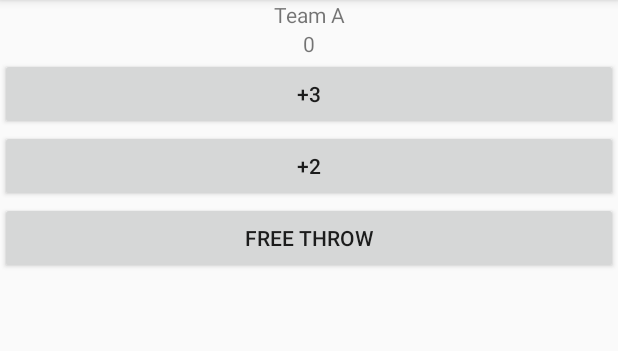
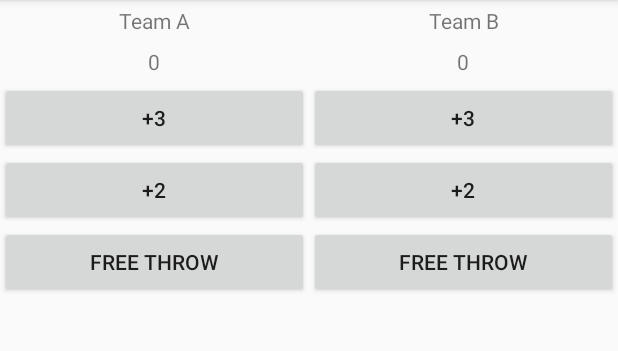
Before and after one commit to ahtaufiiq/Portfolio-Android, an Android app: the screen it shows after launch (MainActivity), on a phone screen of 412 x 824 dp, the part 84-435 px from its top. Run offline under Robolectric (Android 15) with nearby library versions, the light colour scheme and no system bars.

Commit message:
add Funnction Plus Button

```diff
--- a/Udacity Course/Basics User Interfaces/CourtCounter/app/src/main/java/ataufiq/com/courtcounter/MainActivity.java
+++ b/Udacity Course/Basics User Interfaces/CourtCounter/app/src/main/java/ataufiq/com/courtcounter/MainActivity.java
@@ -2,12 +2,60 @@ package ataufiq.com.courtcounter;
 
 import android.support.v7.app.AppCompatActivity;
 import android.os.Bundle;
+import android.view.View;
+import android.widget.TextView;
 
 public class MainActivity extends AppCompatActivity {
+
+    TextView scoreATxt,scoreBTxt;
+    int scoreTeamA,scoreTeamB;
 
     @Override
     protected void onCreate(Bundle savedInstanceState) {
         super.onCreate(savedInstanceState);
         setContentView(R.layout.activity_main);
+
+        scoreATxt=findViewById(R.id.score_a_txt);
+        scoreBTxt=findViewById(R.id.score_b_txt);
+    }
+
+    public void displayScoreA(int score){
+     scoreATxt.setText(""+score);
+    }
+
+    public void plus3TeamA(View v){
+        scoreTeamA+=3;
+        displayScoreA(scoreTeamA);
+    }
+
+    public void plus2TeamA(View v){
+        scoreTeamA+=2;
+        displayScoreA(scoreTeamA);
+    }
+
+    public void plus1TeamA(View v){
+        scoreTeamA++;
+        displayScoreA(scoreTeamA);
+    }
+
+    //------------------------------------------
+
+    public void displayScoreB(int score){
+        scoreBTxt.setText(""+score);
+    }
+
+    public void plus3TeamB(View v){
+        scoreTeamB+=3;
+        displayScoreB(scoreTeamB);
+    }
+
+    public void plus2TeamB(View v){
+        scoreTeamB+=2;
+        displayScoreB(scoreTeamB);
+    }
+
+    public void plus1TeamB(View v){
+        scoreTeamB++;
+        displayScoreB(scoreTeamB);
     }
 }
--- a/Udacity Course/Basics User Interfaces/CourtCounter/app/src/main/res/layout/activity_main.xml
+++ b/Udacity Course/Basics User Interfaces/CourtCounter/app/src/main/res/layout/activity_main.xml
@@ -4,13 +4,19 @@
     xmlns:tools="http://schemas.android.com/tools"
     android:layout_width="match_parent"
     android:layout_height="match_parent"
-    android:orientation="vertical"
+    android:orientation="horizontal"
     tools:context="ataufiq.com.courtcounter.MainActivity">
 
+    <LinearLayout
+        android:layout_width="0dp"
+        android:layout_weight="1"
+        android:layout_height="match_parent"
+        android:orientation="vertical">
         <TextView
             android:layout_width="match_parent"
             android:layout_height="wrap_content"
-        android:text="@string/labet_teamA"
+            android:padding="4dp"
+            android:text="@string/labet_team_a"
             android:textAlignment="center"
             app:layout_constraintBottom_toBottomOf="parent"
             app:layout_constraintLeft_toLeftOf="parent"
@@ -18,24 +24,75 @@
             app:layout_constraintTop_toTopOf="parent" />
 
         <TextView
+            android:id="@+id/score_a_txt"
             android:layout_width="match_parent"
             android:layout_height="wrap_content"
+            android:padding="4dp"
             android:text="@string/score"
             android:textAlignment="center" />
 
         <Button
             android:layout_width="match_parent"
             android:layout_height="wrap_content"
-        android:text="+3" />
+            android:text="+3"
+            android:onClick="plus3TeamA"/>
 
         <Button
             android:layout_width="match_parent"
             android:layout_height="wrap_content"
-        android:text="+2" />
+            android:text="+2"
+            android:onClick="plus2TeamA"/>
 
         <Button
             android:layout_width="match_parent"
             android:layout_height="wrap_content"
-        android:text="Free Throw" />
+            android:text="Free Throw"
+            android:onClick="plus1TeamA"/>
+    </LinearLayout>
+
+    <LinearLayout
+        android:layout_width="0dp"
+        android:layout_weight="1"
+        android:layout_height="match_parent"
+        android:orientation="vertical">
+        <TextView
+            android:layout_width="match_parent"
+            android:layout_height="wrap_content"
+            android:padding="4dp"
+            android:text="@string/labet_team_b"
+            android:textAlignment="center"
+            app:layout_constraintBottom_toBottomOf="parent"
+            app:layout_constraintLeft_toLeftOf="parent"
+            app:layout_constraintRight_toRightOf="parent"
+            app:layout_constraintTop_toTopOf="parent" />
+
+        <TextView
+            android:id="@+id/score_b_txt"
+            android:layout_width="match_parent"
+            android:layout_height="wrap_content"
+            android:padding="4dp"
+            android:text="@string/score"
+            android:textAlignment="center" />
+
+        <Button
+            android:layout_width="match_parent"
+            android:layout_height="wrap_content"
+            android:text="+3"
+            android:onClick="plus3TeamB"/>
+
+        <Button
+            android:layout_width="match_parent"
+            android:layout_height="wrap_content"
+            android:text="+2"
+            android:onClick="plus2TeamB"/>
+
+        <Button
+            android:layout_width="match_parent"
+            android:layout_height="wrap_content"
+            android:text="Free Throw"
+            android:onClick="plus1TeamB"/>
+    </LinearLayout>
+
+
 
 </LinearLayout>
--- a/Udacity Course/Basics User Interfaces/CourtCounter/app/src/main/res/values/strings.xml
+++ b/Udacity Course/Basics User Interfaces/CourtCounter/app/src/main/res/values/strings.xml
@@ -1,5 +1,6 @@
 <resources>
     <string name="app_name">Court Counter</string>
-    <string name="labet_teamA">Team A</string>
+    <string name="labet_team_a">Team A</string>
+    <string name="labet_team_b">Team B</string>
     <string name="score">0</string>
 </resources>
```
Lines whose indentation alone changed are shown as unchanged.
